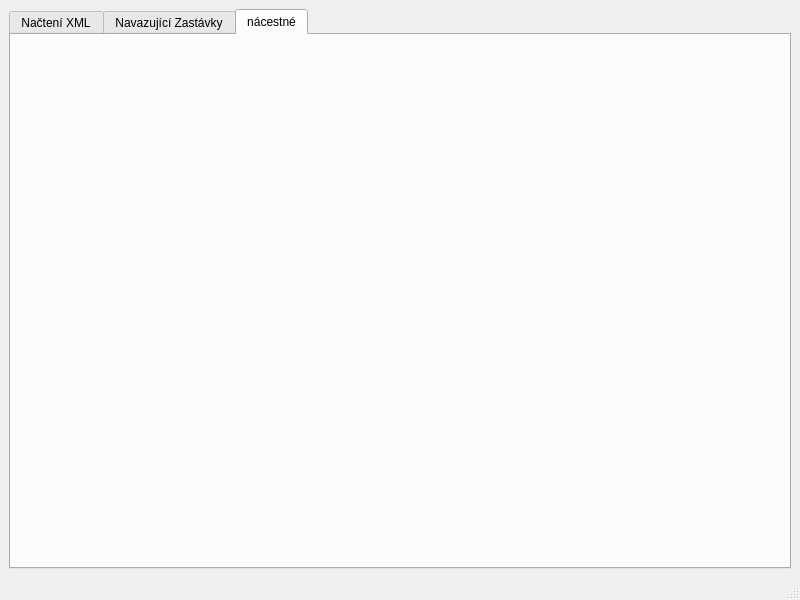
The window that mainwindow.ui (frutabruta/RopidXmlTools) describes before a commit, drawn with Qt 5.
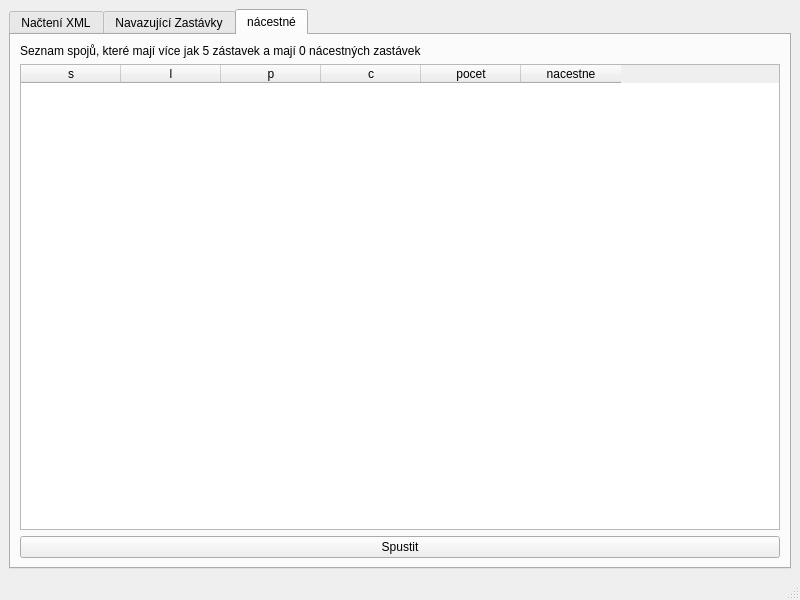
The same window after the commit. The open tabs and pages were chosen to show the change.

Commit message: přidána druhá kontrola: spoje bez nácestných zastávek

Patch:
```diff
--- a/mainwindow.ui
+++ b/mainwindow.ui
@@ -183,6 +183,56 @@
        <attribute name="title">
         <string>nácestné</string>
        </attribute>
+       <layout class="QGridLayout" name="gridLayout_4">
+        <item row="1" column="0">
+         <widget class="QTableWidget" name="tableWidget_nacestne">
+          <column>
+           <property name="text">
+            <string>s</string>
+           </property>
+          </column>
+          <column>
+           <property name="text">
+            <string>l</string>
+           </property>
+          </column>
+          <column>
+           <property name="text">
+            <string>p</string>
+           </property>
+          </column>
+          <column>
+           <property name="text">
+            <string>c</string>
+           </property>
+          </column>
+          <column>
+           <property name="text">
+            <string>pocet</string>
+           </property>
+          </column>
+          <column>
+           <property name="text">
+            <string>nacestne</string>
+           </property>
+          </column>
+         </widget>
+        </item>
+        <item row="2" column="0">
+         <widget class="QPushButton" name="pushButton_nacestneStart">
+          <property name="text">
+           <string>Spustit</string>
+          </property>
+         </widget>
+        </item>
+        <item row="0" column="0">
+         <widget class="QLabel" name="label">
+          <property name="text">
+           <string>Seznam spojů, které mají více jak 5 zástavek a mají 0 nácestných zastávek</string>
+          </property>
+         </widget>
+        </item>
+       </layout>
       </widget>
      </widget>
     </item>
```
Left out of the diff: 11 changed lines with no effect on the pictures. The commit also changes 4 other files.
